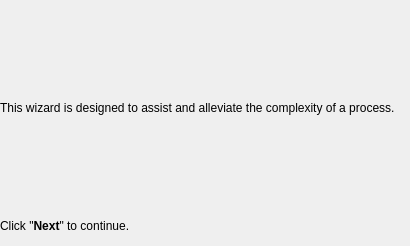
Qt form res/ui/wizardbase-intro.ui (smartboyhw/speechcontrol) before a commit.
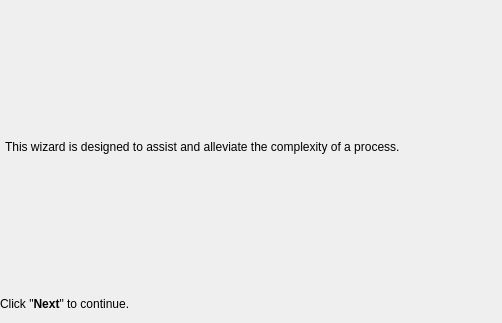
The same form after that commit.

Commit message: Updating the UI of most of the wizards' pages and a few other parts.

Patch:
```diff
--- a/res/ui/wizardbase-intro.ui
+++ b/res/ui/wizardbase-intro.ui
@@ -6,21 +6,15 @@
    <rect>
     <x>0</x>
     <y>0</y>
-    <width>410</width>
-    <height>246</height>
+    <width>502</width>
+    <height>323</height>
    </rect>
   </property>
-  <property name="minimumSize">
-   <size>
-    <width>410</width>
-    <height>246</height>
-   </size>
-  </property>
-  <property name="maximumSize">
-   <size>
-    <width>410</width>
-    <height>246</height>
-   </size>
+  <property name="sizePolicy">
+   <sizepolicy hsizetype="Expanding" vsizetype="Expanding">
+    <horstretch>0</horstretch>
+    <verstretch>0</verstretch>
+   </sizepolicy>
   </property>
   <property name="windowTitle">
    <string>WizardPage</string>
@@ -36,8 +30,8 @@
     <rect>
      <x>0</x>
      <y>8</y>
-     <width>405</width>
-     <height>231</height>
+     <width>501</width>
+     <height>309</height>
     </rect>
    </property>
    <layout class="QVBoxLayout" name="verticalLayout">
@@ -53,16 +47,16 @@
        <string>This wizard is designed to assist and alleviate the complexity of a process.</string>
       </property>
       <property name="alignment">
-       <set>Qt::AlignJustify|Qt::AlignVCenter</set>
+       <set>Qt::AlignLeading|Qt::AlignLeft|Qt::AlignVCenter</set>
       </property>
       <property name="wordWrap">
        <bool>true</bool>
       </property>
       <property name="margin">
-       <number>10</number>
+       <number>5</number>
       </property>
       <property name="indent">
-       <number>7</number>
+       <number>5</number>
       </property>
      </widget>
     </item>
```
Left out of the diff: 3 changed lines with no effect on the pictures. The commit also changes 4 other files.
